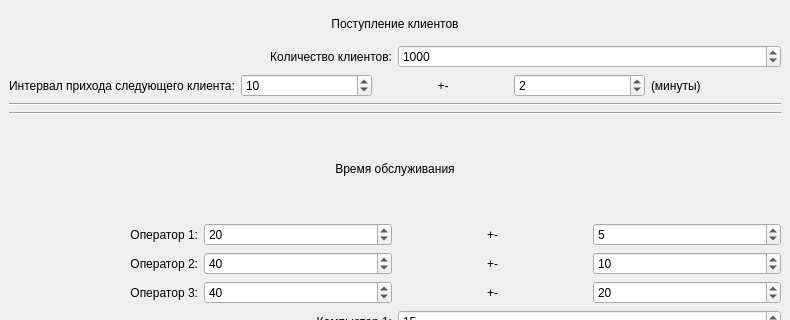
Qt form lab5/src/ModelingLab05/mainwindow.ui (TheSawIsTheLaw/TrueModeling) before a commit; both pictures show x 0 to 790 and y 0 to 320 of the 790 by 653 pixel window.
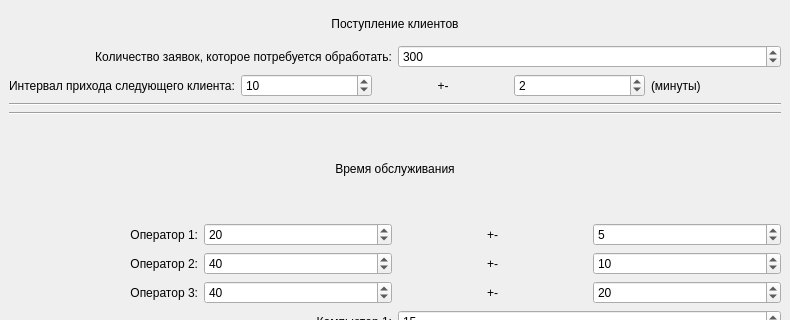
The same form after that commit.

```diff
--- a/lab5/src/ModelingLab05/mainwindow.ui
+++ b/lab5/src/ModelingLab05/mainwindow.ui
@@ -43,7 +43,7 @@
           <item>
            <widget class="QLabel" name="label_2">
             <property name="text">
-             <string>Количество клиентов:</string>
+             <string>Количество заявок, которое потребуется обработать:</string>
             </property>
             <property name="alignment">
              <set>Qt::AlignRight|Qt::AlignTrailing|Qt::AlignVCenter</set>
@@ -62,7 +62,7 @@
              <number>10</number>
             </property>
             <property name="value">
-             <number>1000</number>
+             <number>300</number>
             </property>
            </widget>
           </item>
```
